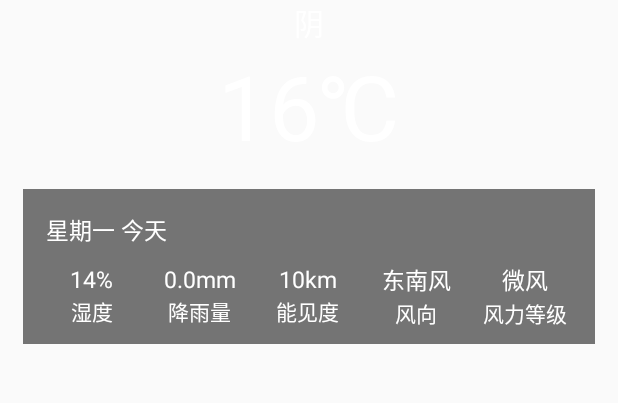
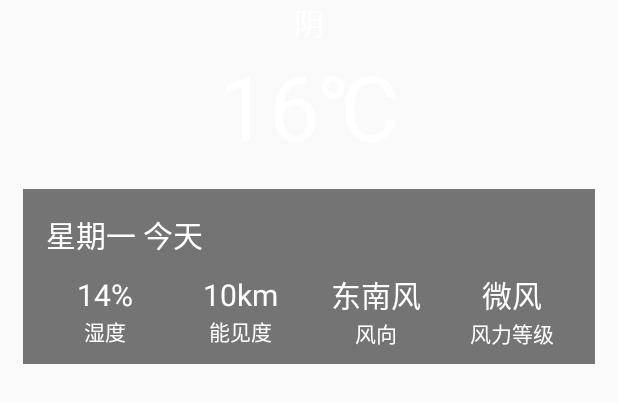
Before and after one commit to HangYongmao/CoolWeather, an Android app: the layout now.xml on its own in the app's theme, with its tools: preview values and no code run, on a phone screen of 412 x 824 dp. Shown: the top 403 px of the screen. Run offline under Robolectric (Android 15) with nearby library versions, the phone set to English and light mode, and no system bars.

Commit message:
增加星期显示。

```diff
--- a/app/src/main/java/cn/edu/sicnu/coolweather/WeatherActivity.java
+++ b/app/src/main/java/cn/edu/sicnu/coolweather/WeatherActivity.java
@@ -85,7 +85,6 @@ public class WeatherActivity extends AppCompatActivity {
         weatherInfoText = (TextView) findViewById(R.id.weather_info_text);
         now_hum = (TextView) findViewById(R.id.now_hum);
         now_dir = (TextView) findViewById(R.id.now_dir);
-        now_pcpn = (TextView) findViewById(R.id.now_pcpn);
         now_sc = (TextView) findViewById(R.id.now_sc);
         now_vis = (TextView) findViewById(R.id.now_vis);
         forecastLayout = (LinearLayout) findViewById(R.id.forecast_layout);
@@ -211,7 +210,6 @@ public class WeatherActivity extends AppCompatActivity {
         String weatherInfo = weather.now.more.info;
         String st_now_dir = weather.now.now_dir;
         String st_now_hum = weather.now.now_hum;
-        String st_now_pcpn = weather.now.now_pcpn;
         String st_now_sc = weather.now.now_sc;
         String st_now_vis = weather.now.now_vis;
         String titleName = "";
@@ -226,11 +224,14 @@ public class WeatherActivity extends AppCompatActivity {
         degreeText.setText(degree);
         weatherInfoText.setText(weatherInfo);
         now_dir.setText(st_now_dir);
-        now_vis.setText(st_now_vis);
+        now_vis.setText(st_now_vis + "km");
         now_sc.setText(st_now_sc);
-        now_hum.setText(st_now_hum);
-        now_pcpn.setText(st_now_pcpn);
+        now_hum.setText(st_now_hum + "%");
 
+        long time = System.currentTimeMillis();
+        Date date = new Date(time);
+        SimpleDateFormat format = new SimpleDateFormat("EEEE");
+        now_week.setText(format.format(date) + " 今天");
         forecastLayout.removeAllViews();
         for (Forecast forecast : weather.forecastList) {
             View view = LayoutInflater.from(this).inflate(R.layout.forecast_item, forecastLayout, false);
--- a/app/src/main/java/cn/edu/sicnu/coolweather/gson/Now.java
+++ b/app/src/main/java/cn/edu/sicnu/coolweather/gson/Now.java
@@ -18,10 +18,6 @@ public class Now {
     @SerializedName("hum")
     public String now_hum;
 
-    // 降雨量mm
-    @SerializedName("pcpn")
-    public String now_pcpn;
-
     // 能见度
     @SerializedName("vis")
     public String now_vis;
--- a/app/src/main/res/layout/now.xml
+++ b/app/src/main/res/layout/now.xml
@@ -37,7 +37,7 @@
             android:layout_marginTop="15dp"
             android:text="星期一 今天"
             android:textColor="#fff"
-            android:textSize="15sp" />
+            android:textSize="20sp" />
 
         <LinearLayout
             android:layout_width="match_parent"
@@ -62,45 +62,13 @@
                         android:layout_gravity="center"
                         android:text="14%"
                         android:textColor="#fff"
-                        android:textSize="15sp" />
+                        android:textSize="20sp" />
 
                     <TextView
                         android:layout_width="wrap_content"
                         android:layout_height="wrap_content"
                         android:layout_gravity="center"
                         android:text="湿度"
-                        android:textColor="#fff" />
-
-                </LinearLayout>
-
-            </RelativeLayout>
-
-
-            <RelativeLayout
-                android:layout_width="0dp"
-                android:layout_height="match_parent"
-                android:layout_weight="1">
-
-                <LinearLayout
-                    android:layout_width="match_parent"
-                    android:layout_height="wrap_content"
-                    android:layout_centerInParent="true"
-                    android:orientation="vertical">
-
-                    <TextView
-                        android:id="@+id/now_pcpn"
-                        android:layout_width="wrap_content"
-                        android:layout_height="wrap_content"
-                        android:layout_gravity="center"
-                        android:text="0.0mm"
-                        android:textColor="#fff"
-                        android:textSize="15sp" />
-
-                    <TextView
-                        android:layout_width="wrap_content"
-                        android:layout_height="wrap_content"
-                        android:layout_gravity="center"
-                        android:text="降雨量"
                         android:textColor="#fff" />
 
                 </LinearLayout>
@@ -125,7 +93,7 @@
                         android:layout_gravity="center"
                         android:text="10km"
                         android:textColor="#fff"
-                        android:textSize="15sp" />
+                        android:textSize="20sp" />
 
                     <TextView
                         android:layout_width="wrap_content"
@@ -157,7 +125,7 @@
                         android:layout_gravity="center"
                         android:text="东南风"
                         android:textColor="#fff"
-                        android:textSize="15sp" />
+                        android:textSize="20sp" />
 
                     <TextView
                         android:layout_width="wrap_content"
@@ -188,7 +156,7 @@
                         android:layout_gravity="center"
                         android:text="微风"
                         android:textColor="#fff"
-                        android:textSize="15sp" />
+                        android:textSize="20sp" />
 
                     <TextView
                         android:layout_width="wrap_content"
```
